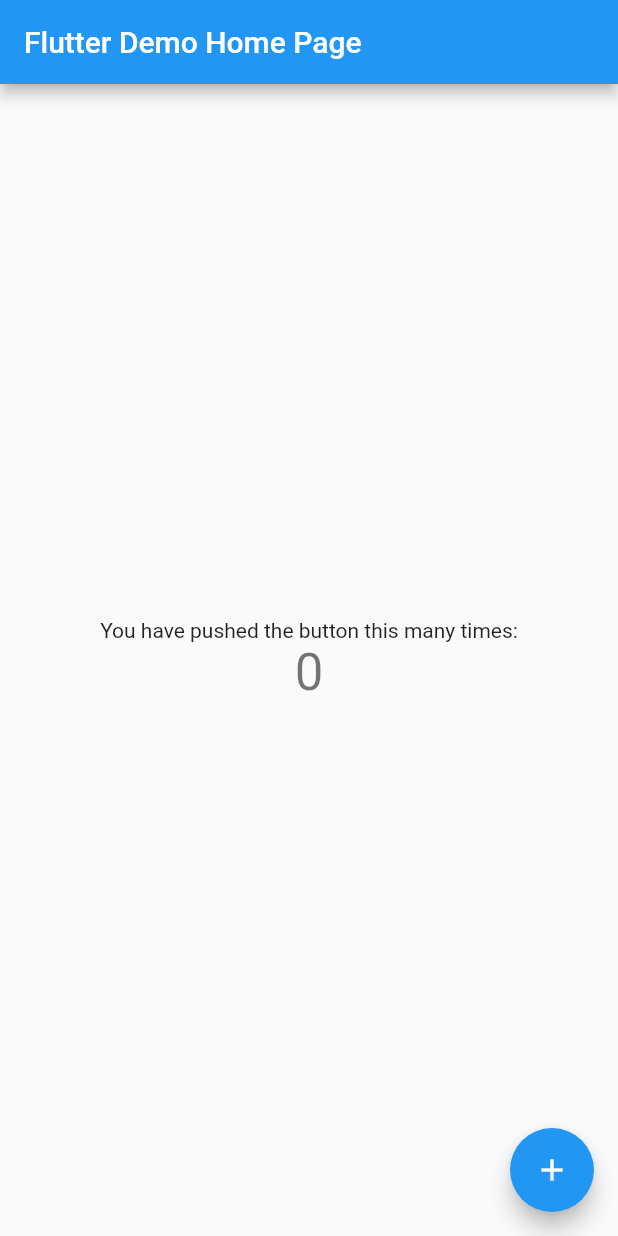
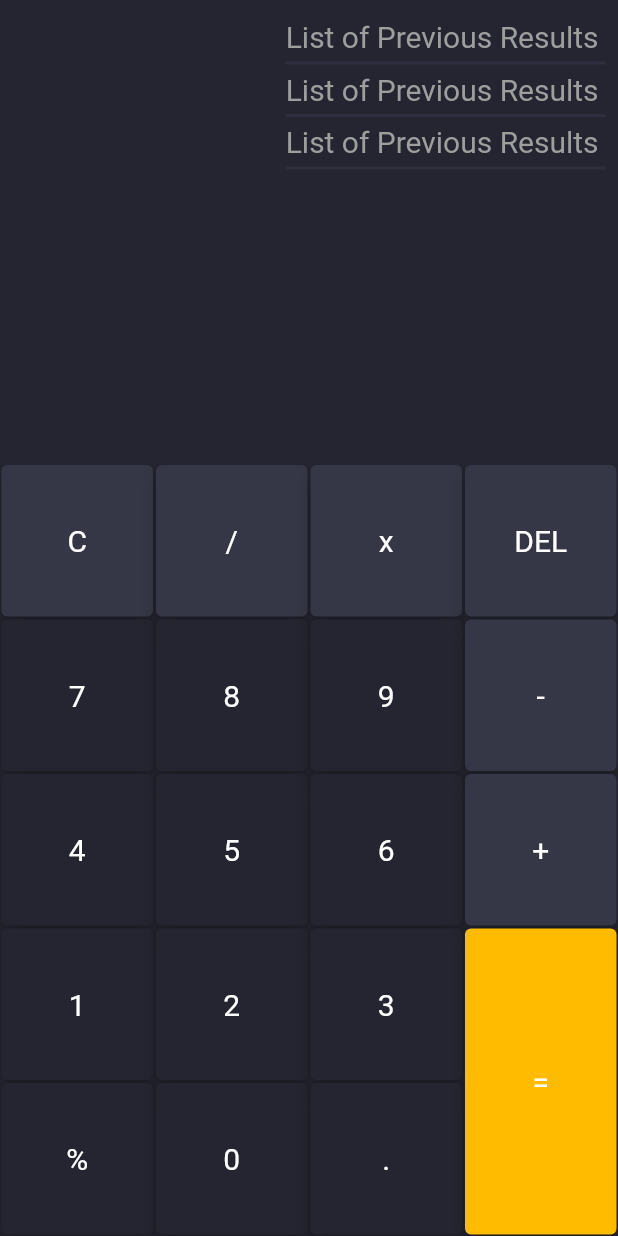
Before and after one commit to salmannaeem112215/calculator_day4, a Flutter app: the screen it shows after launch, on a phone screen of 412 x 824 dp. Run offline on Flutter 3.47's test engine with Material 2 defaults, Android fonts, the phone set to English and light mode, and no system bars.

Commit message:
Added Calculator Buttons Calculating ANswre is left

```diff
--- a/lib/main.dart
+++ b/lib/main.dart
@@ -1,3 +1,4 @@
+import 'package:calculator_day4/screen/home_screen.dart';
 import 'package:flutter/material.dart';
 
 void main() {
@@ -13,103 +14,14 @@
     return MaterialApp(
       title: 'Flutter Demo',
       theme: ThemeData(
-        // This is the theme of your application.
-        //
-        // Try running your application with "flutter run". You'll see the
-        // application has a blue toolbar. Then, without quitting the app, try
-        // changing the primarySwatch below to Colors.green and then invoke
-        // "hot reload" (press "r" in the console where you ran "flutter run",
-        // or simply save your changes to "hot reload" in a Flutter IDE).
-        // Notice that the counter didn't reset back to zero; the application
-        // is not restarted.
-        primarySwatch: Colors.blue,
+        primarySwatch: Colors.indigo,
+        primaryColorLight: Color(0xFF363746),
+        primaryColor: Color(0xFF2E2F3E),
+        primaryColorDark: Color(0xFF242530),
+        focusColor: Color(0xFFFFBB00),
+        backgroundColor: Color(0xff242530),
       ),
-      home: const MyHomePage(title: 'Flutter Demo Home Page'),
+      home: HomeScreen(),
     );
   }
 }
-
-class MyHomePage extends StatefulWidget {
-  const MyHomePage({Key? key, required this.title}) : super(key: key);
-
-  // This widget is the home page of your application. It is stateful, meaning
-  // that it has a State object (defined below) that contains fields that affect
-  // how it looks.
-
-  // This class is the configuration for the state. It holds the values (in this
-  // case the title) provided by the parent (in this case the App widget) and
-  // used by the build method of the State. Fields in a Widget subclass are
-  // always marked "final".
-
-  final String title;
-
-  @override
-  State<MyHomePage> createState() => _MyHomePageState();
-}
-
-class _MyHomePageState extends State<MyHomePage> {
-  int _counter = 0;
-
-  void _incrementCounter() {
-    setState(() {
-      // This call to setState tells the Flutter framework that something has
-      // changed in this State, which causes it to rerun the build method below
-      // so that the display can reflect the updated values. If we changed
-      // _counter without calling setState(), then the build method would not be
-      // called again, and so nothing would appear to happen.
-      _counter++;
-    });
-  }
-
-  @override
-  Widget build(BuildContext context) {
-    // This method is rerun every time setState is called, for instance as done
-    // by the _incrementCounter method above.
-    //
-    // The Flutter framework has been optimized to make rerunning build methods
-    // fast, so that you can just rebuild anything that needs updating rather
-    // than having to individually change instances of widgets.
-    return Scaffold(
-      appBar: AppBar(
-        // Here we take the value from the MyHomePage object that was created by
-        // the App.build method, and use it to set our appbar title.
-        title: Text(widget.title),
-      ),
-      body: Center(
-        // Center is a layout widget. It takes a single child and positions it
-        // in the middle of the parent.
-        child: Column(
-          // Column is also a layout widget. It takes a list of children and
-          // arranges them vertically. By default, it sizes itself to fit its
-          // children horizontally, and tries to be as tall as its parent.
-          //
-          // Invoke "debug painting" (press "p" in the console, choose the
-          // "Toggle Debug Paint" action from the Flutter Inspector in Android
-          // Studio, or the "Toggle Debug Paint" command in Visual Studio Code)
-          // to see the wireframe for each widget.
-          //
-          // Column has various properties to control how it sizes itself and
-          // how it positions its children. Here we use mainAxisAlignment to
-          // center the children vertically; the main axis here is the vertical
-          // axis because Columns are vertical (the cross axis would be
-          // horizontal).
-          mainAxisAlignment: MainAxisAlignment.center,
-          children: <Widget>[
-            const Text(
-              'You have pushed the button this many times:',
-            ),
-            Text(
-              '$_counter',
-              style: Theme.of(context).textTheme.headline4,
-            ),
-          ],
-        ),
-      ),
-      floatingActionButton: FloatingActionButton(
-        onPressed: _incrementCounter,
-        tooltip: 'Increment',
-        child: const Icon(Icons.add),
-      ), // This trailing comma makes auto-formatting nicer for build methods.
-    );
-  }
-}
--- /dev/null
+++ b/lib/screen/home_screen.dart
@@ -0,0 +1,93 @@
+import 'package:flutter/material.dart';
+
+import '../widget/button.dart';
+import '../widget/answer.dart';
+
+class HomeScreen extends StatefulWidget {
+  HomeScreen({Key? key}) : super(key: key);
+  String _statement = '';
+
+  @override
+  State<HomeScreen> createState() => _HomeScreenState();
+}
+
+class _HomeScreenState extends State<HomeScreen> {
+  @override
+  Widget build(BuildContext context) {
+    var _mediaQuery = MediaQuery.of(context);
+    var _buttonColor = Theme.of(context).primaryColorLight;
+    void _addStatement(String val) {
+      if (val == 'DEL') {
+        if (widget._statement.length >= 1) {
+          setState(() {
+            widget._statement =
+                widget._statement.substring(0, widget._statement.length - 1);
+          });
+        }
+      } else {
+        setState(() {
+          widget._statement = widget._statement + val;
+        });
+      }
+    }
+
+    List<String> _buttonList = [
+      'C',
+      '7',
+      '4',
+      '1',
+      '%',
+      '/',
+      '8',
+      '5',
+      '2',
+      '0',
+      'x',
+      '9',
+      '6',
+      '3',
+      '.',
+      'DEL',
+      '-',
+      '+',
+      '='
+    ];
+    return Scaffold(
+      backgroundColor: Theme.of(context).backgroundColor,
+      body: SafeArea(
+        child: Column(
+          children: [
+            Container(
+              height: _mediaQuery.size.height -
+                  _mediaQuery.size.width * 5 / 4 -
+                  _mediaQuery.padding.bottom -
+                  _mediaQuery.padding.top,
+              width: _mediaQuery.size.width,
+              child: Padding(
+                padding: const EdgeInsets.all(8.0),
+                child: Answer(statement: widget._statement),
+              ),
+            ),
+            Container(
+              height: _mediaQuery.size.width * 5 / 4,
+              width: _mediaQuery.size.width,
+              child: Wrap(
+                textDirection: TextDirection.ltr,
+                alignment: WrapAlignment.start,
+                runAlignment: WrapAlignment.start,
+                direction: Axis.vertical,
+                children: _buttonList
+                    .map((e) => Button(
+                          val: e,
+                          length: _mediaQuery.size.width,
+                          addStatement: _addStatement,
+                        ))
+                    .toList(),
+              ),
+            ),
+          ],
+        ),
+      ),
+    );
+  }
+}
--- /dev/null
+++ b/lib/widget/answer.dart
@@ -0,0 +1,32 @@
+import 'dart:ui';
+
+import 'package:calculator_day4/widget/answer_result.dart';
+import './list_previous_result.dart';
+import 'package:flutter/cupertino.dart';
+import 'package:flutter/material.dart';
+
+class Answer extends StatefulWidget {
+  Answer({Key? key, required this.statement}) : super(key: key);
+  final String statement;
+  @override
+  State<Answer> createState() => _AnswerState();
+}
+
+class _AnswerState extends State<Answer> {
+  @override
+  Widget build(BuildContext context) {
+    return SingleChildScrollView(
+      child: Container(
+        child: Column(
+          crossAxisAlignment: CrossAxisAlignment.end,
+          mainAxisAlignment: MainAxisAlignment.end,
+          verticalDirection: VerticalDirection.down,
+          children: [
+            ListPreviousResult(),
+            AnswerResult(statement: widget.statement),
+          ],
+        ),
+      ),
+    );
+  }
+}
--- /dev/null
+++ b/lib/widget/answer_result.dart
@@ -0,0 +1,21 @@
+import 'package:flutter/cupertino.dart';
+import 'package:flutter/material.dart';
+import 'package:flutter/src/foundation/key.dart';
+import 'package:flutter/src/widgets/framework.dart';
+
+class AnswerResult extends StatelessWidget {
+  AnswerResult({Key? key, required this.statement}) : super(key: key);
+  final String statement;
+  @override
+  Widget build(BuildContext context) {
+    return Container(
+      child: Text(
+        statement,
+        style: TextStyle(
+          fontSize: 24,
+          color: Colors.white,
+        ),
+      ),
+    );
+  }
+}
--- /dev/null
+++ b/lib/widget/button.dart
@@ -0,0 +1,55 @@
+import 'package:flutter/material.dart';
+
+class Button extends StatelessWidget {
+  Button(
+      {Key? key,
+      required this.val,
+      required this.length,
+      required this.addStatement})
+      : super(key: key);
+  final length;
+  final String val;
+  Function addStatement;
+
+  @override
+  Widget build(BuildContext context) {
+    double height = length / 4;
+    double width = length / 4;
+    var bagroundColor = Theme.of(context).primaryColorDark;
+    var textColor = Colors.white;
+    if (val == 'C' ||
+        val == '/' ||
+        val == 'x' ||
+        val == '-' ||
+        val == '+' ||
+        val == 'DEL') {
+      textColor = Theme.of(context).focusColor;
+      bagroundColor = Theme.of(context).primaryColorLight;
+    } else if (val == '=') {
+      bagroundColor = Theme.of(context).focusColor;
+      height = length / 2;
+    }
+
+    return Container(
+      height: height,
+      width: width,
+      child: Padding(
+        padding: const EdgeInsets.all(1.0),
+        child: ElevatedButton(
+          style: ElevatedButton.styleFrom(
+            primary: bagroundColor,
+            elevation: 5,
+            textStyle: TextStyle(
+              color: textColor,
+              fontSize: 20,
+            ),
+          ),
+          child: Text(val),
+          onPressed: () {
+            addStatement(val);
+          },
+        ),
+      ),
+    );
+  }
+}
--- /dev/null
+++ b/lib/widget/list_previous_result.dart
@@ -0,0 +1,18 @@
+import 'package:flutter/material.dart';
+
+import './previous_result.dart';
+
+class ListPreviousResult extends StatelessWidget {
+  const ListPreviousResult({Key? key}) : super(key: key);
+
+  @override
+  Widget build(BuildContext context) {
+    return Column(
+      children: [
+        PreviousResult(),
+        PreviousResult(),
+        PreviousResult(),
+      ],
+    );
+  }
+}
--- /dev/null
+++ b/lib/widget/previous_result.dart
@@ -0,0 +1,31 @@
+import 'package:flutter/cupertino.dart';
+import 'package:flutter/material.dart';
+import 'package:flutter/src/foundation/key.dart';
+import 'package:flutter/src/widgets/framework.dart';
+
+class PreviousResult extends StatelessWidget {
+  const PreviousResult({Key? key}) : super(key: key);
+
+  @override
+  Widget build(BuildContext context) {
+    return Container(
+      padding: EdgeInsets.fromLTRB(0, 5, 0, 5),
+      // width: double.infinity,
+      decoration: BoxDecoration(
+        border: Border(
+          bottom: BorderSide(
+            color: Theme.of(context).primaryColor,
+            width: 2,
+          ),
+        ),
+      ),
+      child: Text(
+        'List of Previous Results ',
+        style: TextStyle(
+          fontSize: 20,
+          color: Colors.grey,
+        ),
+      ),
+    );
+  }
+}
```
